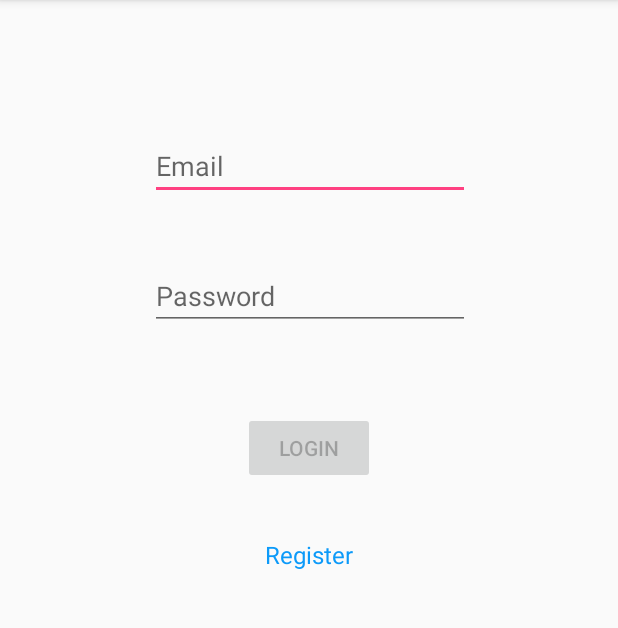
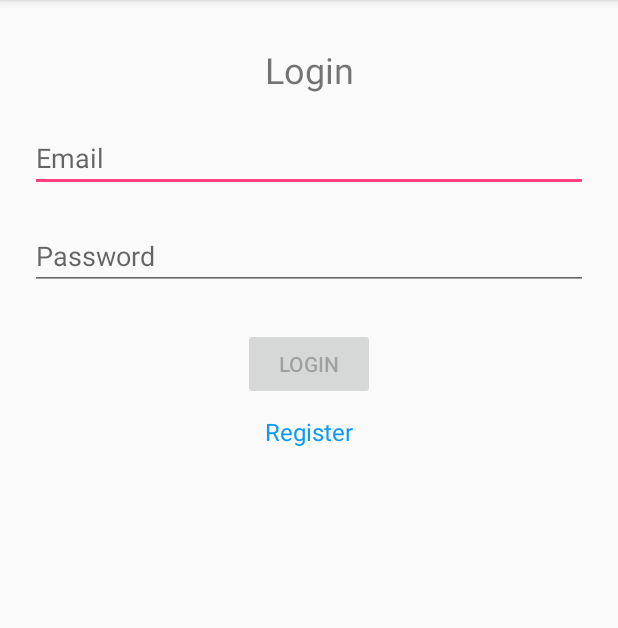
Before and after one commit to ehud-gordon/Trip-Recorder, an Android app: the screen it shows after launch (LoginActivity), on a phone screen of 412 x 824 dp, the part 84-712 px from its top. Run offline under Robolectric (Android 15) with nearby library versions, the phone set to English and light mode, and no system bars; our stand-ins replace Firebase (no records; nobody signed in at launch, a user with empty details on screens opened directly).

Commit message:
moved to packages

```diff
--- a/app/build.gradle
+++ b/app/build.gradle
@@ -22,9 +22,6 @@ dependencies {
     implementation fileTree(dir: 'libs', include: ['*.jar'])
     implementation 'com.android.support:appcompat-v7:27.1.1'
     implementation 'com.android.support.constraint:constraint-layout:1.1.3'
-    testImplementation 'junit:junit:4.12'
-    androidTestImplementation 'com.android.support.test:runner:1.0.2'
-    androidTestImplementation 'com.android.support.test.espresso:espresso-core:3.0.2'
     implementation 'com.android.support:design:27.1.1' // nicer design
 
     // Recyclerview
--- a/app/src/main/java/com/example/tom_e91/finalproj/MyApplication.java
+++ b/app/src/main/java/com/example/tom_e91/finalproj/MyApplication.java
@@ -1,6 +1,8 @@
 package com.example.tom_e91.finalproj;
 
 import android.app.Application;
+
+import com.example.tom_e91.finalproj.data.User;
 
 public class MyApplication extends Application {
     private User user = null;
--- a/app/src/main/java/com/example/tom_e91/finalproj/adapters/PreviousTripsListAdapter.java
+++ b/app/src/main/java/com/example/tom_e91/finalproj/adapters/PreviousTripsListAdapter.java
@@ -9,7 +9,7 @@ import android.view.ViewGroup;
 import android.widget.TextView;
 
 import com.example.tom_e91.finalproj.R;
-import com.example.tom_e91.finalproj.Trip;
+import com.example.tom_e91.finalproj.data.Trip;
 
 import java.util.LinkedList;
 
--- a/app/src/main/java/com/example/tom_e91/finalproj/Recommend.java
+++ b/app/src/main/java/com/example/tom_e91/finalproj/data/Recommend.java
@@ -1,4 +1,4 @@
-package com.example.tom_e91.finalproj;
+package com.example.tom_e91.finalproj.data;
 
 public class Recommend
 {
--- a/app/src/main/java/com/example/tom_e91/finalproj/Trip.java
+++ b/app/src/main/java/com/example/tom_e91/finalproj/data/Trip.java
@@ -1,4 +1,4 @@
-package com.example.tom_e91.finalproj;
+package com.example.tom_e91.finalproj.data;
 
 public class Trip {
     int trip_id;
@@ -6,7 +6,7 @@ public class Trip {
     String trip_title;
     Trip() {}
 
-    Trip (int trip_id, String trip_title) {
+    public Trip(int trip_id, String trip_title) {
         this.trip_id = trip_id;
         this.trip_title = trip_title;
     }
--- a/app/src/main/java/com/example/tom_e91/finalproj/User.java
+++ b/app/src/main/java/com/example/tom_e91/finalproj/data/User.java
@@ -1,11 +1,11 @@
-package com.example.tom_e91.finalproj;
+package com.example.tom_e91.finalproj.data;
 
 public class User {
     private String email, user_id, username;
 
     // ----------------------------- Constructors ---------------------- //
     User() {}
-    User(String email, String user_id, String username) {
+    public User(String email, String user_id, String username) {
         this.email = email;
         this.user_id = user_id;
         this.username = username;
--- a/app/src/main/java/com/example/tom_e91/finalproj/PreviousTripsActivity.java
+++ b/app/src/main/java/com/example/tom_e91/finalproj/ui/PreviousTripsActivity.java
@@ -1,10 +1,12 @@
-package com.example.tom_e91.finalproj;
+package com.example.tom_e91.finalproj.ui;
 
 import android.os.Bundle;
 import android.support.v7.app.AppCompatActivity;
 import android.support.v7.widget.LinearLayoutManager;
 import android.support.v7.widget.RecyclerView;
 
+import com.example.tom_e91.finalproj.R;
+import com.example.tom_e91.finalproj.data.Trip;
 import com.example.tom_e91.finalproj.adapters.PreviousTripsListAdapter;
 
 import java.util.LinkedList;
--- a/app/src/main/java/com/example/tom_e91/finalproj/RecommendationsActivity.java
+++ b/app/src/main/java/com/example/tom_e91/finalproj/ui/RecommendationsActivity.java
@@ -1,9 +1,13 @@
-package com.example.tom_e91.finalproj;
+package com.example.tom_e91.finalproj.ui;
 
 import android.support.v7.app.AppCompatActivity;
 import android.os.Bundle;
 import android.support.v7.widget.LinearLayoutManager;
 import android.support.v7.widget.RecyclerView;
+
+import com.example.tom_e91.finalproj.R;
+import com.example.tom_e91.finalproj.data.Recommend;
+import com.example.tom_e91.finalproj.adapters.RecommendationRecyclerUtils;
 
 import java.util.ArrayList;
 
--- a/app/src/main/res/layout/activity_home.xml
+++ b/app/src/main/res/layout/activity_home.xml
@@ -6,7 +6,7 @@
     android:layout_height="match_parent"
     android:gravity="center"
     android:orientation="vertical"
-    tools:context=".Home">
+    tools:context=".ui.HomeActivity">
 
     <android.support.design.widget.FloatingActionButton
         android:id="@+id/record_button"
@@ -14,7 +14,6 @@
         android:layout_height="wrap_content"
         android:clickable="true"
         android:focusable="true"
-        android:onClick="onRecordButtonClick"
         app:backgroundTint="@android:color/background_light"
         app:srcCompat="@drawable/record_button" />
 
@@ -34,7 +33,6 @@
         android:id="@+id/view_previous_trips_button"
         android:layout_width="wrap_content"
         android:layout_height="wrap_content"
-        android:onClick="onPreviousTripsButtonClick"
         android:text="View Previous Trips"
         android:textAlignment="center" />
 
--- a/app/src/main/res/layout/activity_login.xml
+++ b/app/src/main/res/layout/activity_login.xml
@@ -1,85 +1,76 @@
 <?xml version="1.0" encoding="utf-8"?>
-<android.support.constraint.ConstraintLayout xmlns:android="http://schemas.android.com/apk/res/android"
+<ScrollView xmlns:android="http://schemas.android.com/apk/res/android"
     xmlns:app="http://schemas.android.com/apk/res-auto"
     xmlns:tools="http://schemas.android.com/tools"
     android:layout_width="match_parent"
     android:layout_height="match_parent"
-    tools:context=".LoginActivity">
+    android:padding="20dp"
+    tools:context=".ui.LoginActivity">
+
+    <RelativeLayout
+        android:layout_width="match_parent"
+        android:layout_height="wrap_content">
+
+        <TextView
+            android:id="@+id/login_tv"
+            android:layout_width="match_parent"
+            android:layout_height="wrap_content"
+            android:text="Login"
+            android:textAlignment="center"
+            android:layout_centerHorizontal="true"
+            android:textSize="24sp"
+            android:layout_marginTop="10dp"/>
 
         <EditText
-        android:id="@+id/emailEditText"
+            android:id="@+id/login_email_et"
+            android:layout_width="match_parent"
+            android:layout_height="wrap_content"
+            android:layout_centerHorizontal="true"
+            android:layout_below="@id/login_tv"
+            android:layout_marginTop="20dp"
+            android:hint="Email"
+            android:inputType="textEmailAddress" />
+
+        <EditText
+            android:id="@+id/login_password_et"
+            android:layout_width="match_parent"
+            android:layout_height="wrap_content"
+            android:layout_below="@id/login_email_et"
+            android:layout_centerHorizontal="true"
+            android:layout_marginTop="20dp"
+            android:hint="Password"
+            android:inputType="text|textPassword" />
+
+        <Button
+            android:id="@+id/login_button"
             android:layout_width="wrap_content"
             android:layout_height="wrap_content"
-        android:layout_marginBottom="8dp"
-        android:layout_marginEnd="8dp"
-        android:layout_marginStart="8dp"
-        android:layout_marginTop="8dp"
-        android:ems="10"
-        android:hint="Email"
-        android:inputType="textEmailAddress"
-        app:layout_constraintBottom_toBottomOf="parent"
-        app:layout_constraintEnd_toEndOf="parent"
-        app:layout_constraintHorizontal_bias="0.503"
-        app:layout_constraintStart_toStartOf="parent"
-        app:layout_constraintTop_toTopOf="parent"
-        app:layout_constraintVertical_bias="0.113" />
-
-    <EditText
-        android:id="@+id/passEditText"
-        android:layout_width="wrap_content"
-        android:layout_height="wrap_content"
-        android:layout_marginBottom="8dp"
-        android:layout_marginEnd="8dp"
-        android:layout_marginStart="8dp"
-        android:layout_marginTop="8dp"
-        android:ems="10"
-        android:hint="Password"
-        android:inputType="text|textPassword"
-        app:layout_constraintBottom_toBottomOf="parent"
-        app:layout_constraintEnd_toEndOf="parent"
-        app:layout_constraintHorizontal_bias="0.503"
-        app:layout_constraintStart_toStartOf="parent"
-        app:layout_constraintTop_toBottomOf="@+id/emailEditText"
-        app:layout_constraintVertical_bias="0.058" />
-
-    <Button
-        android:id="@+id/loginButton"
-        android:layout_width="wrap_content"
-        android:layout_height="wrap_content"
-        android:layout_marginBottom="8dp"
-        android:layout_marginEnd="8dp"
-        android:layout_marginStart="8dp"
-        android:layout_marginTop="8dp"
+            android:layout_below="@id/login_password_et"
+            android:layout_centerHorizontal="true"
+            android:layout_marginTop="25dp"
             android:enabled="false"
             android:text="Login"
-        android:textAlignment="center"
-        app:layout_constraintBottom_toTopOf="@+id/statusDisplay"
-        app:layout_constraintEnd_toEndOf="parent"
-        app:layout_constraintStart_toStartOf="parent"
-        app:layout_constraintTop_toBottomOf="@+id/passEditText"
-        app:layout_constraintVertical_bias="0.111" />
-
-    <TextView
-        android:id="@+id/statusDisplay"
-        android:layout_width="298dp"
-        android:layout_height="53dp"
-        android:layout_marginBottom="8dp"
-        android:layout_marginEnd="8dp"
-        android:layout_marginStart="8dp"
-        app:layout_constraintBottom_toBottomOf="parent"
-        app:layout_constraintEnd_toEndOf="parent"
-        app:layout_constraintStart_toStartOf="parent" />
+            android:textAlignment="center" />
 
         <TextView
             android:id="@+id/link_register"
             android:layout_width="wrap_content"
             android:layout_height="wrap_content"
-        android:layout_marginTop="36dp"
+            android:layout_below="@id/login_button"
+            android:layout_centerHorizontal="true"
+            android:layout_marginTop="10dp"
             android:text="Register"
+            android:textAlignment="center"
             android:textColor="#0c9af9"
-        android:textSize="16sp"
-        app:layout_constraintEnd_toEndOf="parent"
-        app:layout_constraintStart_toStartOf="parent"
-        app:layout_constraintTop_toBottomOf="@+id/loginButton" />
+            android:textSize="16sp" />
 
-</android.support.constraint.ConstraintLayout>
+        <TextView
+            android:id="@+id/statusDisplay"
+            android:layout_width="match_parent"
+            android:layout_height="wrap_content"
+            android:layout_below="@id/link_register"
+            android:layout_centerHorizontal="true"
+            android:layout_marginTop="15dp" />
+    </RelativeLayout>
+
+</ScrollView>
--- a/app/src/main/res/layout/activity_previous_trips.xml
+++ b/app/src/main/res/layout/activity_previous_trips.xml
@@ -4,7 +4,7 @@
     xmlns:tools="http://schemas.android.com/tools"
     android:layout_width="match_parent"
     android:layout_height="match_parent"
-    tools:context=".PreviousTripsActivity">
+    tools:context=".ui.PreviousTripsActivity">
 
     <android.support.v7.widget.RecyclerView
         android:id="@+id/previous_trips_rv"
```
Also changed, not shown: app/src/main/AndroidManifest.xml (+6 -5 lines), app/src/main/java/com/example/tom_e91/finalproj/Home.java (deleted, +0 -32 lines), app/src/main/java/com/example/tom_e91/finalproj/RegisterActivity.java (deleted, +0 -126 lines), app/src/main/java/com/example/tom_e91/finalproj/adapters/RecommendationRecyclerUtils.java (renamed from app/src/main/java/com/example/tom_e91/finalproj/RecommendationRecyclerUtils.java, +6 -3 lines), app/src/main/java/com/example/tom_e91/finalproj/ui/HomeActivity.java (added, +31 -0 lines), app/src/main/java/com/example/tom_e91/finalproj/ui/LoginActivity.java (renamed from app/src/main/java/com/example/tom_e91/finalproj/LoginActivity.java, +40 -43 lines), app/src/main/java/com/example/tom_e91/finalproj/ui/RegisterActivity.java (added, +134 -0 lines), app/src/main/res/layout/activity_register.xml (+12 -12 lines). Lines whose indentation alone changed are shown as unchanged.
